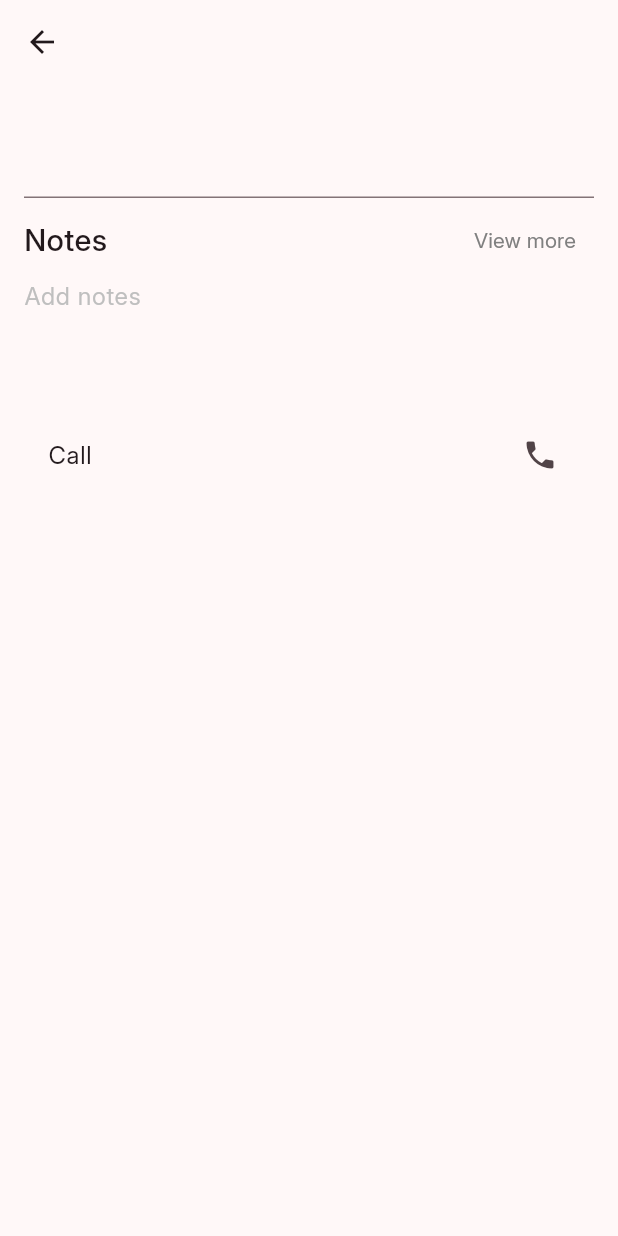
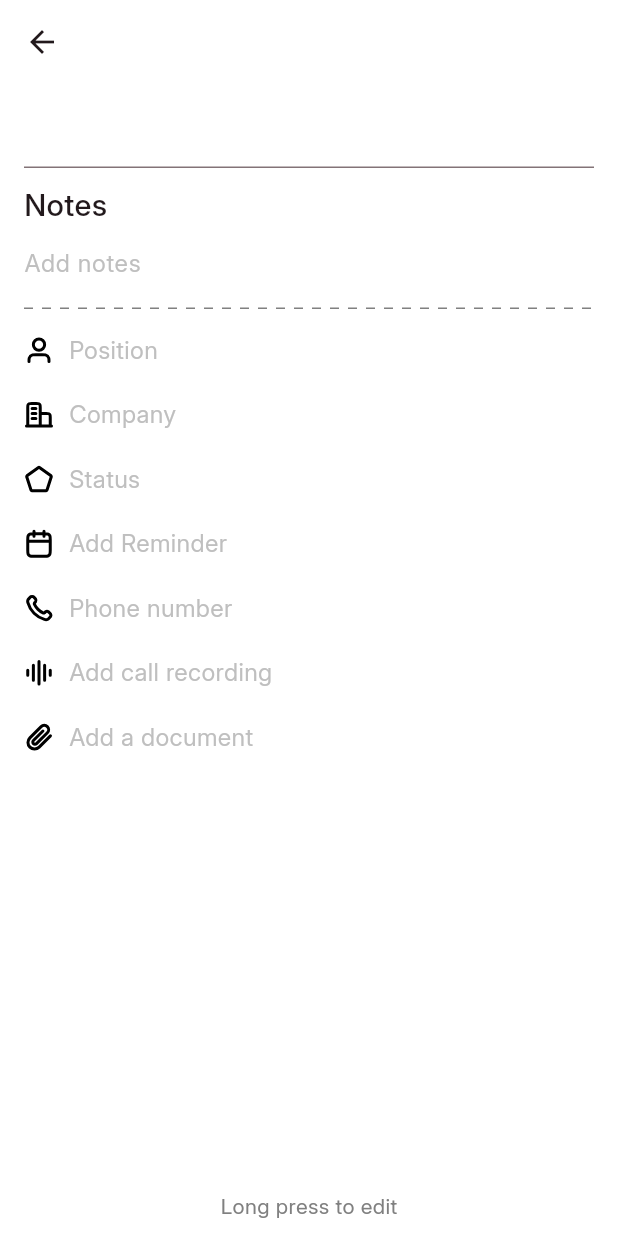
Before and after one commit to aaditya-jagdale/callerxyz, a Flutter app: the ClientDetails screen opened directly with empty values, on a phone screen of 412 x 824 dp. Run offline on Flutter 3.47's test engine with Material 3 defaults, Android fonts, the phone set to English and light mode, and no system bars; drawn by our look-alikes of dotted_line; our stand-ins replace confetti, device_info_plus, firebase_core, firebase_messaging, fl_chart, flutter_dotenv and 6 more; accounts and stored records are empty.

Commit message:
client details page

```diff
--- a/lib/modules/crm/models/client_model.dart
+++ b/lib/modules/crm/models/client_model.dart
@@ -6,15 +6,18 @@ part 'client_model.g.dart';
 @freezed
 class ClientModel with _$ClientModel {
   const factory ClientModel({
-    @Default("") String name,
+    required int id,
+    required  String name,
     @Default("") String position,
     @Default("") String company,
     @Default("") String notes,
+    @Default("") String phone_number,
     @Default("") String status,
     @Default("") String reminder,
     @Default("") String recording,
     @Default("") String document,
   }) = _ClientModel;
 
-  factory ClientModel.fromJson(Map<String, dynamic> json) => _$ClientModelFromJson(json);
+  factory ClientModel.fromJson(Map<String, dynamic> json) =>
+      _$ClientModelFromJson(json);
 }
--- /dev/null
+++ b/lib/modules/crm/screens/client_details.dart
@@ -0,0 +1,385 @@
+import 'package:callerxyz/modules/crm/models/client_model.dart';
+import 'package:callerxyz/modules/crm/widgets/client_details_list_tile.dart';
+import 'package:callerxyz/modules/shared/widgets/colors.dart';
+import 'package:callerxyz/modules/shared/widgets/custom_buttons.dart';
+import 'package:callerxyz/modules/shared/widgets/textfields.dart';
+import 'package:dotted_line/dotted_line.dart';
+import 'package:flutter/material.dart';
+import 'package:flutter/services.dart';
+import 'package:flutter_svg/flutter_svg.dart';
+import 'package:intl/intl.dart';
+import 'package:supabase_flutter/supabase_flutter.dart';
+
+class ClientDetails extends StatefulWidget {
+  final ClientModel client;
+  const ClientDetails({super.key, required this.client});
+
+  @override
+  State<ClientDetails> createState() => _ClientDetailsState();
+}
+
+class _ClientDetailsState extends State<ClientDetails> {
+  final nameController = TextEditingController();
+  final bottomSheetTextController = TextEditingController();
+  final supabase = Supabase.instance.client;
+  final notesController = TextEditingController();
+
+  String selectedPosition = "";
+  String selectedCompany = "";
+  String selectedStatus = "";
+  String selectedNumber = "";
+  DateTime? selectedReminder;
+
+  customTextbottomSheet({Function()? onTap}) {
+    showModalBottomSheet(
+      context: context,
+      isDismissible: true,
+      showDragHandle: true,
+      isScrollControlled: true,
+      builder: (context) => Padding(
+        padding: EdgeInsets.only(
+          left: 16,
+          right: 16,
+          bottom: MediaQuery.of(context).viewInsets.bottom,
+        ),
+        child: Wrap(
+          children: [
+            Column(
+              mainAxisSize: MainAxisSize.min,
+              children: [
+                CustomTextField(
+                  controller: bottomSheetTextController,
+                  title: "Enter Updated Value",
+                  keyboardType: TextInputType.number,
+                ),
+                const SizedBox(height: 10),
+                CustomPrimaryButton(
+                  title: "Update",
+                  onTap: onTap,
+                ),
+                const SizedBox(height: 20),
+              ],
+            )
+          ],
+        ),
+      ),
+    );
+  }
+
+  void selectDateTime() async {
+    DateTime? pickedDate = await showDatePicker(
+      context: context,
+      initialDate: DateTime.now(),
+      firstDate: DateTime.now(),
+      lastDate: DateTime(2101),
+      builder: (BuildContext context, Widget? child) {
+        return Theme(
+          data: ThemeData.light().copyWith(
+            colorScheme: ColorScheme.light(
+              primary: Colors.black,
+              onPrimary: Colors.white,
+              onSurface: Colors.black,
+            ),
+            dialogBackgroundColor: Colors.white,
+          ),
+          child: child!,
+        );
+      },
+    );
+
+    if (pickedDate != null) {
+      TimeOfDay? pickedTime = await showTimePicker(
+        context: context,
+        initialTime: TimeOfDay.now(),
+        builder: (BuildContext context, Widget? child) {
+          return Theme(
+            data: ThemeData.light().copyWith(
+              colorScheme: ColorScheme.light(
+                primary: Colors.black,
+                onPrimary: Colors.white,
+                onSurface: Colors.black,
+              ),
+              dialogBackgroundColor: Colors.white,
+            ),
+            child: child!,
+          );
+        },
+      );
+
+      if (pickedTime != null) {
+        setState(() {
+          selectedReminder = DateTime(
+            pickedDate.year,
+            pickedDate.month,
+            pickedDate.day,
+            pickedTime.hour,
+            pickedTime.minute,
+          );
+        });
+      }
+    }
+  }
+
+  void _showStatusBottomSheet(BuildContext context) {
+    showModalBottomSheet(
+      context: context,
+      showDragHandle: true,
+      shape: RoundedRectangleBorder(
+        borderRadius: BorderRadius.vertical(top: Radius.circular(20)),
+      ),
+      builder: (BuildContext context) {
+        return Column(
+          mainAxisSize: MainAxisSize.min,
+          children: [
+            ListTile(
+              title: Text(
+                'Converted',
+                style: TextStyle(color: Colors.cyan, fontSize: 18),
+              ),
+              onTap: () {
+                setState(() {
+                  selectedStatus = "Converted";
+                });
+                Navigator.pop(context);
+              },
+            ),
+            ListTile(
+              title: Text(
+                'Meeting',
+                style: TextStyle(color: CustomColors.yellow, fontSize: 18),
+              ),
+              onTap: () {
+                setState(() {
+                  selectedStatus = "Meeting";
+                });
+                Navigator.pop(context);
+              },
+            ),
+            ListTile(
+              title: Text(
+                'Connected',
+                style: TextStyle(color: Colors.black, fontSize: 18),
+              ),
+              onTap: () {
+                setState(() {
+                  selectedStatus = "Connected";
+                });
+                Navigator.pop(context);
+              },
+            ),
+            ListTile(
+              title: Text(
+                'No status',
+                style: TextStyle(color: Colors.grey, fontSize: 18),
+              ),
+              onTap: () {
+                setState(() {
+                  selectedStatus = "";
+                });
+                Navigator.pop(context);
+              },
+            ),
+            ListTile(
+              title: Text(
+                'Rejected',
+                style: TextStyle(color: CustomColors.red, fontSize: 18),
+              ),
+              onTap: () {
+                setState(() {
+                  selectedStatus = "Rejected";
+                });
+                Navigator.pop(context);
+              },
+            ),
+          ],
+        );
+      },
+    );
+  }
+
+  uploadData() async {
+    //upload data to supabase
+    supabase.from('clients_data').upsert({
+      'name': nameController.text,
+      'notes': notesController.text.trim(),
+      'phone_number': bottomSheetTextController.text,
+      'status': selectedStatus,
+      'reminder': DateFormat("yyyy-MM-dd").format(selectedReminder!),
+    });
+  }
+
+  @override
+  void initState() {
+    nameController.text = widget.client.name;
+    selectedPosition = widget.client.position;
+    selectedCompany = widget.client.company;
+    selectedNumber = widget.client.phone_number;
+    notesController.text = widget.client.notes;
+    selectedStatus = widget.client.status;
+    selectedReminder = widget.client.reminder.isNotEmpty
+        ? DateTime.parse(widget.client.reminder)
+        : null;
+    super.initState();
+  }
+
+  @override
+  void dispose() {
+    nameController.dispose();
+    bottomSheetTextController.dispose();
+    super.dispose();
+  }
+
+  @override
+  Widget build(BuildContext context) {
+    return Scaffold(
+      backgroundColor: CustomColors.white,
+      appBar: AppBar(
+        automaticallyImplyLeading: true,
+        backgroundColor: CustomColors.white,
+      ),
+      body: Padding(
+        padding: const EdgeInsets.symmetric(horizontal: 16),
+        child: CustomScrollView(
+          slivers: [
+            SliverFillRemaining(
+              hasScrollBody: false,
+              child: Column(
+                mainAxisAlignment: MainAxisAlignment.start,
+                crossAxisAlignment: CrossAxisAlignment.start,
+                children: [
+                  TextField(
+                    controller: nameController,
+                    maxLines: 1,
+                    style: TextStyle(fontSize: 40, height: 1),
+                  ),
+                  SizedBox(height: 10),
+                  Text(
+                    "Notes",
+                    style: TextStyle(fontSize: 20, fontWeight: FontWeight.w500),
+                  ),
+                  TextField(
+                    controller: notesController,
+                    maxLines: 5,
+                    minLines: 1,
+                    style: TextStyle(fontSize: 16),
+                    decoration: InputDecoration(
+                      border: InputBorder.none,
+                      hintText: "Add notes",
+                      hintStyle: TextStyle(color: CustomColors.black25),
+                    ),
+                  ),
+                  const Padding(
+                    padding: EdgeInsets.symmetric(vertical: 6),
+                    child: DottedLine(
+                      dashColor: CustomColors.black50,
+                      dashGapLength: 6,
+                      dashLength: 6,
+                      lineThickness: 1,
+                      dashRadius: 0,
+                    ),
+                  ),
+                  ClientDetailsListTile(
+                    icon: SvgPicture.asset("assets/person.svg"),
+                    placeholder: "Position",
+                    title: selectedPosition,
+                    onTap: () {},
+                    onLongPress: () => customTextbottomSheet(
+                      onTap: () {
+                        setState(() {
+                          selectedPosition = bottomSheetTextController.text;
+                        });
+                        bottomSheetTextController.clear();
+                        Navigator.pop(context);
+                      },
+                    ),
+                  ),
+                  ClientDetailsListTile(
+                    icon: SvgPicture.asset("assets/building.svg"),
+                    placeholder: "Company",
+                    title: selectedCompany,
+                    onTap: () {},
+                    onLongPress: () => customTextbottomSheet(
+                      onTap: () {
+                        setState(() {
+                          selectedCompany = bottomSheetTextController.text;
+                        });
+                        bottomSheetTextController.clear();
+                        Navigator.pop(context);
+                      },
+                    ),
+                  ),
+                  ClientDetailsListTile(
+                    icon: SvgPicture.asset("assets/pentagon.svg"),
+                    placeholder: "Status",
+                    title: selectedStatus,
+                    onTap: () => _showStatusBottomSheet(context),
+                    onLongPress: () => _showStatusBottomSheet(context),
+                  ),
+                  ClientDetailsListTile(
+                    icon: SvgPicture.asset("assets/calendar.svg"),
+                    placeholder: "Add Reminder",
+                    title: selectedReminder != null
+                        ? DateFormat("MMM dd, yyyy - hh:mm a")
+                            .format(selectedReminder!)
+                        : "",
+                    onTap: () => selectDateTime(),
+                    onLongPress: () => selectDateTime(),
+                  ),
+                  ClientDetailsListTile(
+                    icon: SvgPicture.asset("assets/phone.svg"),
+                    placeholder: "Phone number",
+                    title: selectedNumber,
+                    subtitle: "Tap to copy",
+                    onTap: () {
+                      if (selectedNumber.isEmpty) {
+                        customTextbottomSheet(
+                          onTap: () {
+                            setState(() {
+                              selectedNumber = bottomSheetTextController.text;
+                            });
+                            bottomSheetTextController.clear();
+                            Navigator.pop(context);
+                          },
+                        );
+                      } else {
+                        //copy to clipboard
+                        Clipboard.setData(ClipboardData(text: selectedNumber));
+                      }
+                    },
+                    onLongPress: () => customTextbottomSheet(
+                      onTap: () {
+                        setState(() {
+                          selectedNumber = bottomSheetTextController.text;
+                        });
+                        bottomSheetTextController.clear();
+                        Navigator.pop(context);
+                      },
+                    ),
+                  ),
+                  ClientDetailsListTile(
+                    icon: SvgPicture.asset("assets/recording.svg"),
+                    placeholder: "Add call recording",
+                  ),
+                  ClientDetailsListTile(
+                    icon: SvgPicture.asset("assets/attachment.svg"),
+                    placeholder: "Add a document",
+                  ),
+                  const Expanded(child: SizedBox(height: 50)),
+                  Padding(
+                    padding: const EdgeInsets.symmetric(vertical: 10),
+                    child: Center(
+                      child: Text(
+                        "Long press to edit",
+                        style: TextStyle(color: CustomColors.black50),
+                      ),
+                    ),
+                  )
+                ],
+              ),
+            ),
+          ],
+        ),
+      ),
+    );
+  }
+}
--- a/lib/modules/crm/widgets/client_details.dart
+++ /dev/null
@@ -1,86 +0,0 @@
-import 'package:callerxyz/modules/crm/models/client_model.dart';
-import 'package:callerxyz/modules/shared/widgets/colors.dart';
-import 'package:flutter/material.dart';
-
-class ClientDetails extends StatefulWidget {
-  final ClientModel client;
-  const ClientDetails({super.key, required this.client});
-
-  @override
-  State<ClientDetails> createState() => _ClientDetailsState();
-}
-
-class _ClientDetailsState extends State<ClientDetails> {
-  final nameController = TextEditingController();
-  bool expandNotes = false;
-
-  @override
-  void initState() {
-    nameController.text = widget.client.name;
-    super.initState();
-  }
-
-  @override
-  Widget build(BuildContext context) {
-    return Scaffold(
-      appBar: AppBar(
-        automaticallyImplyLeading: true,
-      ),
-      body: Padding(
-        padding: const EdgeInsets.symmetric(horizontal: 16),
-        child: Column(
-          mainAxisAlignment: MainAxisAlignment.start,
-          crossAxisAlignment: CrossAxisAlignment.start,
-          children: [
-            TextField(
-              controller: nameController,
-              maxLines: 1,
-              style: TextStyle(fontSize: 40),
-            ),
-            SizedBox(height: 10),
-            Row(
-              mainAxisAlignment: MainAxisAlignment.spaceBetween,
-              children: [
-                Text(
-                  "Notes",
-                  style: TextStyle(fontSize: 20, fontWeight: FontWeight.w500),
-                ),
-                SizedBox(
-                  height: 35,
-                  child: TextButton(
-                    onPressed: () {
-                      setState(() {
-                        expandNotes = !expandNotes;
-                      });
-                    },
-                    child: Text(
-                      expandNotes ? "View less" : "View more",
-                      style: TextStyle(
-                          fontSize: 14,
-                          fontWeight: FontWeight.normal,
-                          color: CustomColors.black50),
-                    ),
-                  ),
-                ),
-              ],
-            ),
-            TextField(
-              maxLines: expandNotes ? null : 3,
-              style: TextStyle(fontSize: 16),
-              decoration: InputDecoration(
-                border: InputBorder.none,
-                hintText: "Add notes",
-                hintStyle: TextStyle(color: CustomColors.black25),
-              ),
-            ),
-            SizedBox(height: 10),
-            ListTile(
-              title: Text("Call"),
-              trailing: Icon(Icons.phone),
-            ),
-          ],
-        ),
-      ),
-    );
-  }
-}
--- /dev/null
+++ b/lib/modules/crm/widgets/client_details_list_tile.dart
@@ -0,0 +1,71 @@
+import 'package:callerxyz/modules/shared/widgets/colors.dart';
+import 'package:flutter/material.dart';
+
+class ClientDetailsListTile extends StatelessWidget {
+  final Widget icon;
+  final String title;
+  final String placeholder;
+  final String subtitle;
+  final Function()? onTap;
+  final Function()? onLongPress;
+  const ClientDetailsListTile({
+    super.key,
+    required this.icon,
+    this.title = '',
+    required this.placeholder,
+    this.subtitle = '',
+    this.onTap,
+    this.onLongPress,
+  });
+
+  @override
+  Widget build(BuildContext context) {
+    return GestureDetector(
+      onTap: onTap,
+      onLongPress: onLongPress,
+      child: Container(
+        color: CustomColors.white,
+        padding: const EdgeInsets.symmetric(vertical: 10),
+        child: Row(
+          mainAxisAlignment: MainAxisAlignment.start,
+          crossAxisAlignment: CrossAxisAlignment.center,
+          children: [
+            icon,
+            SizedBox(width: 10),
+            if (title.isEmpty)
+              Text(
+                placeholder,
+                style: TextStyle(
+                  color: CustomColors.black25,
+                  fontSize: 16,
+                ),
+              ),
+            if (title.isNotEmpty)
+              Column(
+                mainAxisAlignment: MainAxisAlignment.start,
+                crossAxisAlignment: CrossAxisAlignment.start,
+                children: [
+                  Text(
+                    title,
+                    style: const TextStyle(
+                      color: CustomColors.black,
+                      fontSize: 16,
+                    ),
+                  ),
+                  if (subtitle.isNotEmpty)
+                    Text(
+                      subtitle,
+                      style: TextStyle(
+                        height: 1,
+                        color: CustomColors.black50,
+                        fontSize: 12,
+                      ),
+                    ),
+                ],
+              ),
+          ],
+        ),
+      ),
+    );
+  }
+}
--- a/lib/modules/crm/widgets/crm_list_tile.dart
+++ b/lib/modules/crm/widgets/crm_list_tile.dart
@@ -1,5 +1,5 @@
 import 'package:callerxyz/modules/crm/models/client_model.dart';
-import 'package:callerxyz/modules/crm/widgets/client_details.dart';
+import 'package:callerxyz/modules/crm/screens/client_details.dart';
 import 'package:callerxyz/modules/shared/widgets/colors.dart';
 import 'package:callerxyz/modules/shared/widgets/transitions.dart';
 import 'package:flutter/material.dart';
--- a/lib/modules/home/screens/home_screen.dart
+++ b/lib/modules/home/screens/home_screen.dart
@@ -77,6 +77,7 @@ class _HomeScreenState extends ConsumerState<HomeScreen> {
   Widget build(BuildContext context) {
     return Scaffold(
       appBar: AppBar(
+        elevation: 0,
         title: RichText(
           text: const TextSpan(
             style: TextStyle(fontSize: 24, color: Colors.black),
```
Also changed, not shown: lib/modules/crm/screens/crm.dart (+54 -26 lines), assets/attachment.svg (added), assets/building.svg (added), assets/calendar.svg (added), assets/pentagon.svg (added), assets/person.svg (added), assets/phone.svg (added), assets/recording.svg (added), lib/modules/crm/models/client_model.freezed.dart, lib/modules/crm/models/client_model.g.dart.
